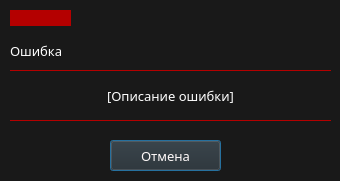
marginalprog/git_pcconf, file ui/warningWin.ui: the form before one commit.
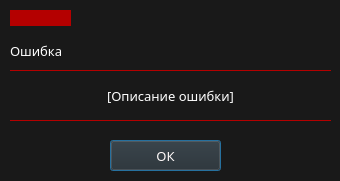
The form after the commit. Icons and pictures are not drawn.

What changed in the file:
```diff
--- a/ui/warningWin.ui
+++ b/ui/warningWin.ui
@@ -122,7 +122,7 @@
    </property>
    <property name="font">
     <font>
-     <family>Montserrat Medium</family>
+     <family>Montserrat SemiBold</family>
      <pointsize>10</pointsize>
     </font>
    </property>
@@ -141,7 +141,7 @@
 </string>
    </property>
    <property name="text">
-    <string>Отмена</string>
+    <string>ОК</string>
    </property>
   </widget>
   <widget class="Line" name="line_2">
```
